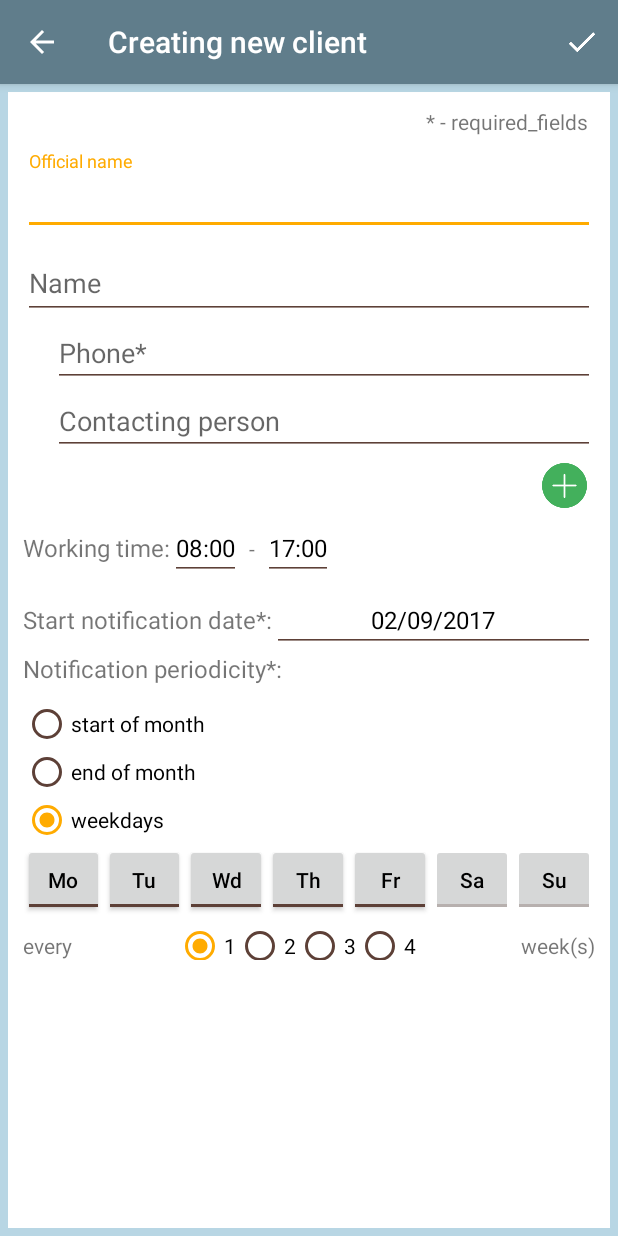
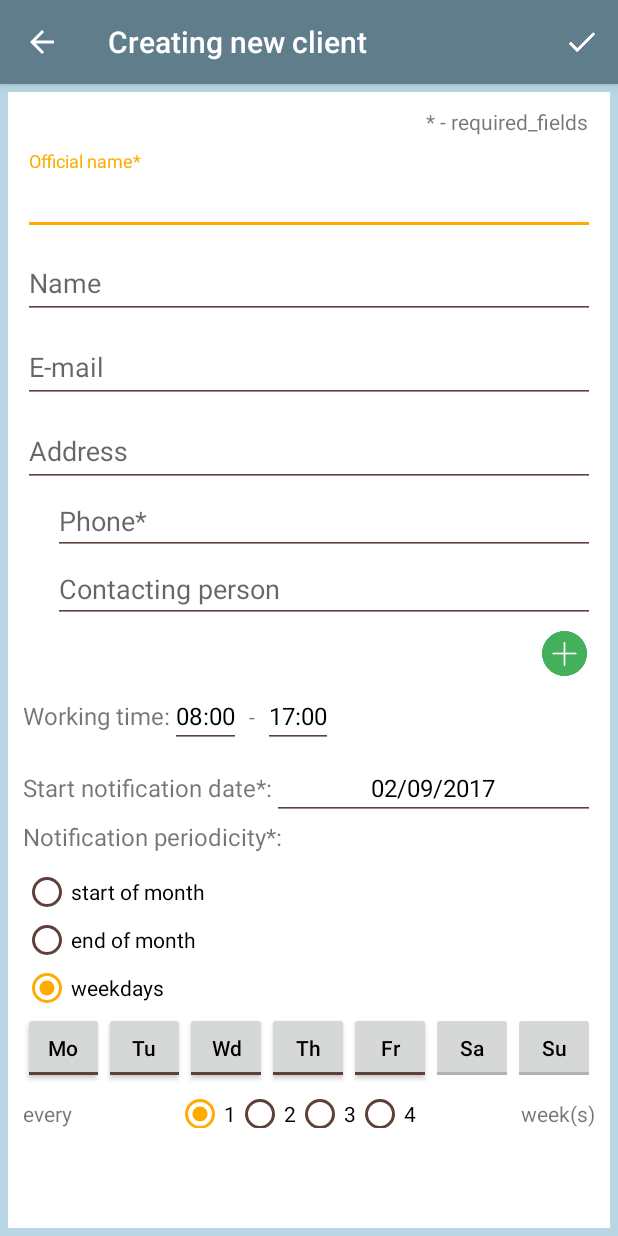
Before and after one commit to SMedgaus/Medgauzer.TradeManager, an Android app: the DetailClientActivity screen opened directly, with no data from a screen before it, on a phone screen of 412 x 824 dp. Run offline under Robolectric (Android 15) with nearby library versions, the light colour scheme and no system bars.

Commit message:
Updates UI to fit the new fields of client: 'E-mail' & 'Address'.

```diff
--- a/app/src/main/java/medgausapps/trademanager/DetailClientActivity.java
+++ b/app/src/main/java/medgausapps/trademanager/DetailClientActivity.java
@@ -5,6 +5,7 @@ import android.content.ContentValues;
 import android.content.SharedPreferences;
 import android.database.Cursor;
 import android.net.Uri;
+import android.os.Bundle;
 import android.preference.PreferenceManager;
 import android.support.annotation.IdRes;
 import android.support.annotation.NonNull;
@@ -13,7 +14,6 @@ import android.support.v4.app.DialogFragment;
 import android.support.v4.app.NavUtils;
 import android.support.v7.app.ActionBar;
 import android.support.v7.app.AppCompatActivity;
-import android.os.Bundle;
 import android.text.Html;
 import android.view.Menu;
 import android.view.MenuItem;
@@ -54,7 +54,8 @@ public class DetailClientActivity extends AppCompatActivity
     private int mFunctioningMode = CREATING_MODE;
     private long mClientId;
 
-    private EditText startNotificationDate, startWorkingTime, endWorkingTime, officialName, alias;
+    private EditText startNotificationDate, startWorkingTime, endWorkingTime, officialName, alias,
+            email, address;
     private TextInputLayout officialNameLayout;
     private EditText[] managerNames = new EditText[3], managerPhones = new EditText[3];
     private RadioButton weekDays, oneWeek;
@@ -88,6 +89,8 @@ public class DetailClientActivity extends AppCompatActivity
         officialName = (EditText) findViewById(R.id.official_name);
         officialNameLayout = (TextInputLayout) findViewById(R.id.official_name_layout);
         alias = (EditText) findViewById(R.id.alias);
+        email = (EditText) findViewById(R.id.email);
+        address = (EditText) findViewById(R.id.address);
         startNotificationDate = (EditText) findViewById(R.id.start_notification_date_edit);
         startWorkingTime = (EditText) findViewById(R.id.start_working_time);
         endWorkingTime = (EditText) findViewById(R.id.end_working_time);
@@ -264,6 +267,10 @@ public class DetailClientActivity extends AppCompatActivity
                     client.getString(client.getColumnIndex(DatabaseContract.Clients.OFFICIAL_NAME)));
             alias.setText(
                     client.getString(client.getColumnIndex(DatabaseContract.Clients.ALIAS)));
+            address.setText(
+                    client.getString(client.getColumnIndex(DatabaseContract.Clients.ADDRESS)));
+            email.setText(
+                    client.getString(client.getColumnIndex(DatabaseContract.Clients.EMAIL)));
             startWorkingTime.setText(
                     client.getString(client.getColumnIndex(DatabaseContract.Clients.START_WORKING_TIME)));
             endWorkingTime.setText(
@@ -342,8 +349,6 @@ public class DetailClientActivity extends AppCompatActivity
             officialNameLayout.setErrorEnabled(false);
         }
 
-        String aliasStr = alias.getText().toString().trim();
-
         LinkedList<String> managerNamesList = new LinkedList<>();
         LinkedList<String> managerPhonesList = new LinkedList<>();
         for (int i = 0; i < managerNames.length; i++) {
@@ -381,7 +386,15 @@ public class DetailClientActivity extends AppCompatActivity
             ContentValues client = new ContentValues();
 
             client.put(DatabaseContract.Clients.OFFICIAL_NAME, officialNameStr);
+
+            String aliasStr = alias.getText().toString().trim();
             client.put(DatabaseContract.Clients.ALIAS, aliasStr);
+
+            String emailStr = email.getText().toString().trim();
+            client.put(DatabaseContract.Clients.EMAIL, emailStr);
+
+            String addressStr = address.getText().toString().trim();
+            client.put(DatabaseContract.Clients.ADDRESS, addressStr);
 
             client.put(DatabaseContract.Clients.START_WORKING_TIME,
                     startWorkingTime.getText().toString());
--- a/app/src/main/res/layout/activity_detail_client.xml
+++ b/app/src/main/res/layout/activity_detail_client.xml
@@ -49,6 +49,32 @@
                 android:layout_height="wrap_content"
                 android:hint="@string/name"
                 android:inputType="textCapWords" />
+
+        </android.support.design.widget.TextInputLayout>
+
+        <android.support.design.widget.TextInputLayout
+            android:layout_width="match_parent"
+            android:layout_height="wrap_content">
+
+            <android.support.design.widget.TextInputEditText
+                android:id="@+id/email"
+                android:layout_width="match_parent"
+                android:layout_height="wrap_content"
+                android:hint="@string/email"
+                android:inputType="textEmailAddress" />
+
+        </android.support.design.widget.TextInputLayout>
+
+        <android.support.design.widget.TextInputLayout
+            android:layout_width="match_parent"
+            android:layout_height="wrap_content">
+
+            <android.support.design.widget.TextInputEditText
+                android:id="@+id/address"
+                android:layout_width="match_parent"
+                android:layout_height="wrap_content"
+                android:hint="@string/address"
+                android:inputType="text" />
 
         </android.support.design.widget.TextInputLayout>
 
--- a/app/src/main/res/values/strings.xml
+++ b/app/src/main/res/values/strings.xml
@@ -24,7 +24,9 @@
     <string name="monday_short">Mo</string>
     <string name="name">Name</string>
     <string name="no_clients">No clients</string>
-    <string name="official_name">Official name</string>
+    <string name="official_name">Official name*</string>
+    <string name="email" translatable="false">E-mail</string>
+    <string name="address">Address</string>
     <string name="periodicity">Notification periodicity*:</string>
     <string name="permission_possibility">You can always switch this permission on in the app settings</string>
     <string name="permission_prohibition">You don\'t have according permission</string>
```
Also changed, not shown: 1 other file.
